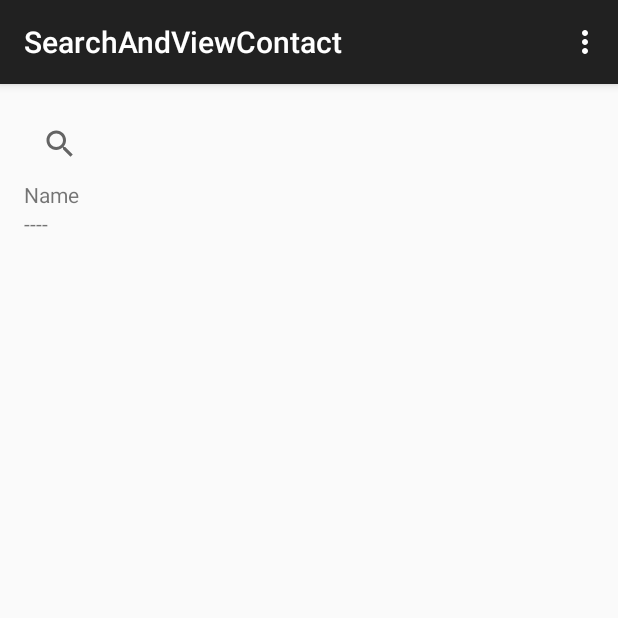
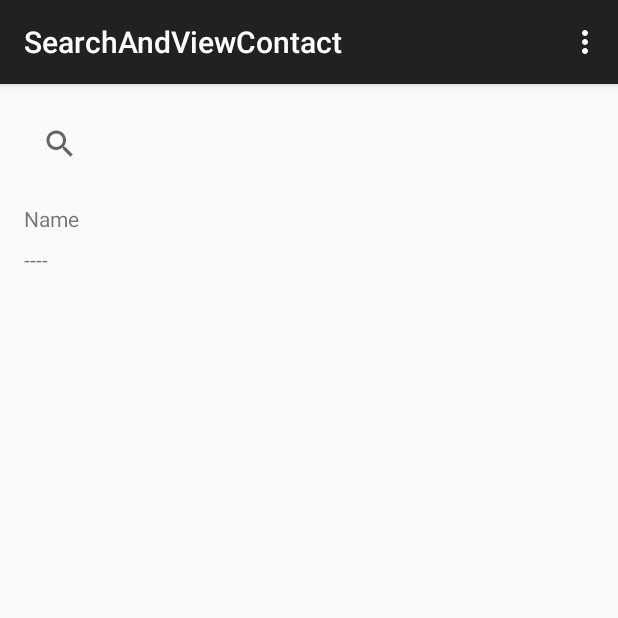
Before and after one commit to shoaibk/Android-Patterns, an Android app: the screen it shows after launch (SearchAndViewContact), on a phone screen of 412 x 824 dp, the top half of it. Run offline under Robolectric (Android 15) with nearby library versions, the phone set to English and light mode, and no system bars.

Commit message:
update layout

```diff
--- a/Projects/SearchAndViewContact/app/src/main/res/layout/activity_search_and_view_contact.xml
+++ b/Projects/SearchAndViewContact/app/src/main/res/layout/activity_search_and_view_contact.xml
@@ -15,10 +15,12 @@
         android:id="@+id/searchView"/>
 
     <TextView
+        android:paddingTop="16dp"
         android:layout_width="match_parent"
         android:layout_height="wrap_content"
         android:text="@string/name"/>
     <TextView
+        android:paddingTop="8dp"
         android:layout_width="match_parent"
         android:layout_height="wrap_content"
         android:id="@+id/contact_name"
```
